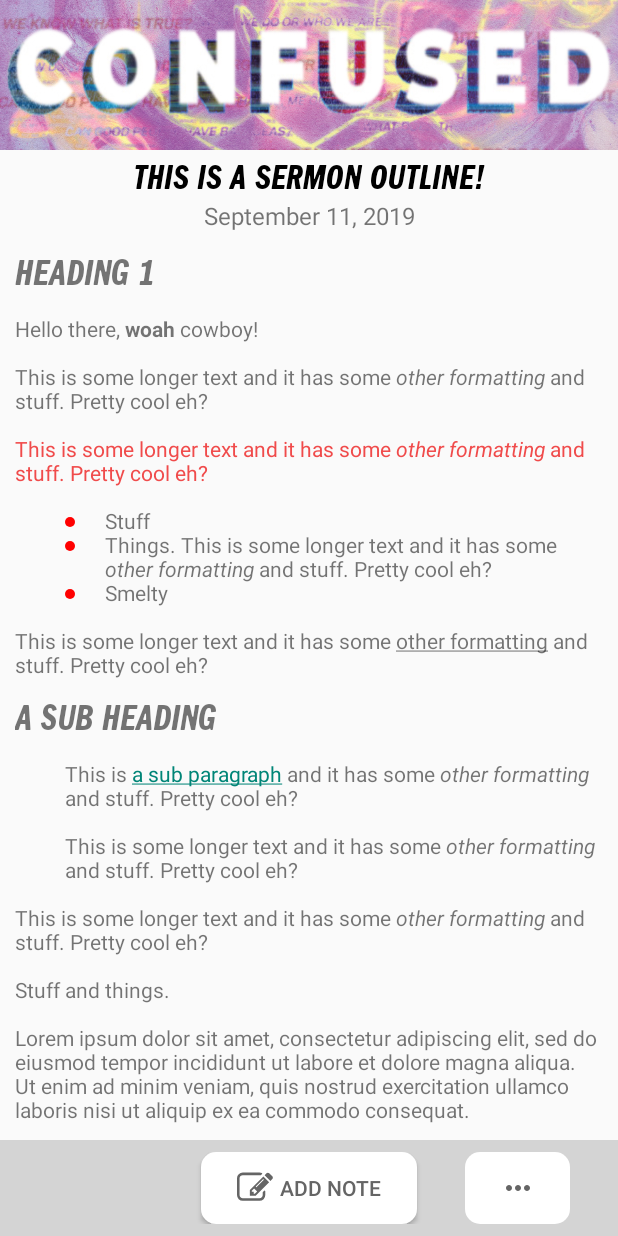
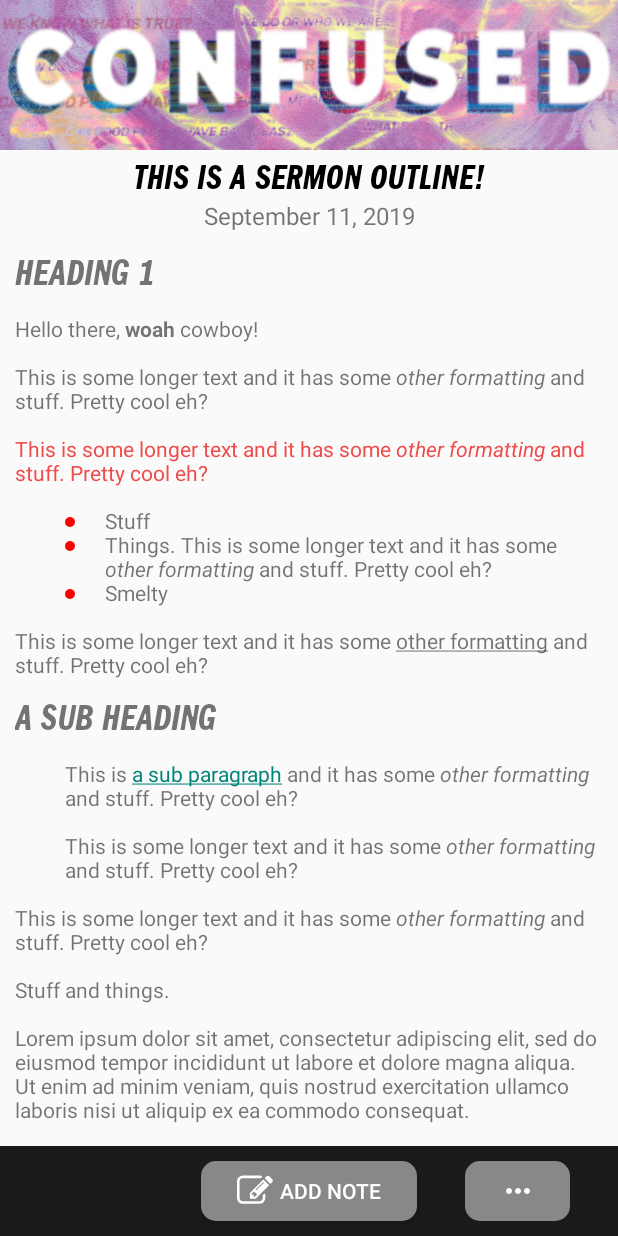
Before and after one commit to ChrissinjinTurner/testNoteApp, an Android app: the screen it shows after launch (MainActivity), on a phone screen of 412 x 824 dp. Run offline under Robolectric (Android 15) with nearby library versions, the phone set to English and light mode, and no system bars.

Commit message:
updated colors

```diff
--- a/app/src/main/java/com/example/notes_test_project/MainActivity.kt
+++ b/app/src/main/java/com/example/notes_test_project/MainActivity.kt
@@ -25,6 +25,7 @@ import test_dialog
 import android.widget.Toast
 import android.text.style.ClickableSpan
 import android.view.*
+import android.widget.PopupMenu
 import android.widget.ScrollView
 import android.widget.TextView
 import androidx.appcompat.app.AlertDialog
@@ -76,6 +77,27 @@ class MainActivity : AppCompatActivity() {
         // This is for the add note button on the bottom of the screen.
         addNoteButton.setOnClickListener {
             openDialog()
+        }
+
+        // the more button which will be used for other features like scanning and sharing maybe?
+        moreButton.setOnClickListener {
+            val popupMenu = PopupMenu(this, moreButton)
+            popupMenu.menuInflater.inflate(R.menu.sermon_outline_more_options, popupMenu.menu)
+            popupMenu.setOnMenuItemClickListener { item: MenuItem? ->
+
+                when (item!!.itemId) {
+                    R.id.shareNotes -> {
+                        Toast.makeText(this@MainActivity, item.title, Toast.LENGTH_SHORT).show()
+                    }
+                    R.id.scanNotes -> {
+                        Toast.makeText(this@MainActivity, item.title, Toast.LENGTH_SHORT).show()
+                    }
+                }
+
+                true
+            }
+
+            popupMenu.show()
         }
     }
 
@@ -130,6 +152,7 @@ class MainActivity : AppCompatActivity() {
             val end = spans.getSpanEnd(it)
 
             Log.d("POS", "Start: $start End: $end")
+            // I could add a check for a clickablespan and then change the text color to change the color of links maybe?
             when {
                 it::class.java == RelativeSizeSpan::class.java -> { // <h1> <h2>...
                     // remove the original span so that we can customize what is put in
--- a/app/src/main/res/drawable/custom_button_grey.xml
+++ b/app/src/main/res/drawable/custom_button_grey.xml
@@ -2,8 +2,8 @@
     android:shape="rectangle">
     <gradient
         android:angle="90"
-        android:startColor="#FFFFFF"
-        android:endColor="#FFFFFF"
+        android:startColor="@color/tabBarForeground"
+        android:endColor="@color/tabBarForeground"
         android:type="linear" />
     <corners android:radius="10dp" />
 </shape>
--- a/app/src/main/res/drawable/ic_more_horiz.xml
+++ /dev/null
@@ -1,5 +0,0 @@
-<vector android:height="24dp" android:tint="#656565"
-    android:viewportHeight="24.0" android:viewportWidth="24.0"
-    android:width="24dp" xmlns:android="http://schemas.android.com/apk/res/android">
-    <path android:fillColor="#FF000000" android:pathData="M6,10c-1.1,0 -2,0.9 -2,2s0.9,2 2,2 2,-0.9 2,-2 -0.9,-2 -2,-2zM18,10c-1.1,0 -2,0.9 -2,2s0.9,2 2,2 2,-0.9 2,-2 -0.9,-2 -2,-2zM12,10c-1.1,0 -2,0.9 -2,2s0.9,2 2,2 2,-0.9 2,-2 -0.9,-2 -2,-2z"/>
-</vector>
--- /dev/null
+++ b/app/src/main/res/drawable/ic_more_icon_horiz.xml
@@ -0,0 +1,5 @@
+<vector android:height="24dp" android:tint="#ffffff"
+    android:viewportHeight="24.0" android:viewportWidth="24.0"
+    android:width="24dp" xmlns:android="http://schemas.android.com/apk/res/android">
+    <path android:fillColor="#ffffff" android:pathData="M6,10c-1.1,0 -2,0.9 -2,2s0.9,2 2,2 2,-0.9 2,-2 -0.9,-2 -2,-2zM18,10c-1.1,0 -2,0.9 -2,2s0.9,2 2,2 2,-0.9 2,-2 -0.9,-2 -2,-2zM12,10c-1.1,0 -2,0.9 -2,2s0.9,2 2,2 2,-0.9 2,-2 -0.9,-2 -2,-2z"/>
+</vector>
--- a/app/src/main/res/drawable/ic_note_icon.xml
+++ b/app/src/main/res/drawable/ic_note_icon.xml
@@ -1,4 +1,4 @@
 <vector android:height="24dp" android:viewportHeight="1792.0"
     android:viewportWidth="1792.0" android:width="24dp" xmlns:android="http://schemas.android.com/apk/res/android">
-    <path android:fillColor="#FF656565" android:pathData="M888,1184l116,-116 -152,-152 -116,116v56h96v96h56zM1328,464q-16,-16 -33,1l-350,350q-17,17 -1,33t33,-1l350,-350q17,-17 1,-33zM1408,1058v190q0,119 -84.5,203.5t-203.5,84.5h-832q-119,0 -203.5,-84.5t-84.5,-203.5v-832q0,-119 84.5,-203.5t203.5,-84.5h832q63,0 117,25 15,7 18,23 3,17 -9,29l-49,49q-14,14 -32,8 -23,-6 -45,-6h-832q-66,0 -113,47t-47,113v832q0,66 47,113t113,47h832q66,0 113,-47t47,-113v-126q0,-13 9,-22l64,-64q15,-15 35,-7t20,29zM1312,320l288,288 -672,672h-288v-288zM1756,452l-92,92 -288,-288 92,-92q28,-28 68,-28t68,28l152,152q28,28 28,68t-28,68z"/>
+    <path android:fillColor="#ffffff" android:pathData="M888,1184l116,-116 -152,-152 -116,116v56h96v96h56zM1328,464q-16,-16 -33,1l-350,350q-17,17 -1,33t33,-1l350,-350q17,-17 1,-33zM1408,1058v190q0,119 -84.5,203.5t-203.5,84.5h-832q-119,0 -203.5,-84.5t-84.5,-203.5v-832q0,-119 84.5,-203.5t203.5,-84.5h832q63,0 117,25 15,7 18,23 3,17 -9,29l-49,49q-14,14 -32,8 -23,-6 -45,-6h-832q-66,0 -113,47t-47,113v832q0,66 47,113t113,47h832q66,0 113,-47t47,-113v-126q0,-13 9,-22l64,-64q15,-15 35,-7t20,29zM1312,320l288,288 -672,672h-288v-288zM1756,452l-92,92 -288,-288 92,-92q28,-28 68,-28t68,28l152,152q28,28 28,68t-28,68z"/>
 </vector>
--- a/app/src/main/res/layout/activity_main.xml
+++ b/app/src/main/res/layout/activity_main.xml
@@ -1,10 +1,8 @@
 <?xml version="1.0" encoding="utf-8"?>
 <androidx.constraintlayout.widget.ConstraintLayout xmlns:android="http://schemas.android.com/apk/res/android"
         xmlns:app="http://schemas.android.com/apk/res-auto"
-        xmlns:tools="http://schemas.android.com/tools"
         android:layout_width="match_parent"
-        android:layout_height="match_parent"
-        tools:context=".MainActivity">
+        android:layout_height="match_parent">
 
     <com.example.notes_test_project.NonFocusingScrollView
             android:layout_width="wrap_content"
@@ -81,7 +79,7 @@
             android:layout_height="wrap_content"
             android:paddingBottom="8dp"
             android:paddingTop="8dp"
-            android:background="#d4d4d4"
+            android:background="@color/tabBarColor"
             app:layout_constraintBottom_toBottomOf="parent"
             app:layout_constraintEnd_toEndOf="parent"
             app:layout_constraintStart_toStartOf="parent">
@@ -89,30 +87,30 @@
         <Button
                 android:id="@+id/addNoteButton"
                 android:layout_width="wrap_content"
-                android:layout_height="wrap_content"
+                android:layout_height="40dp"
                 android:layout_centerHorizontal="true"
+                android:layout_centerVertical="true"
+                android:layout_marginBottom="4dp"
+                android:background="@drawable/custom_button_grey"
+                android:drawableStart="@drawable/ic_note_icon"
+                android:drawablePadding="4dp"
                 android:paddingStart="24dp"
                 android:paddingEnd="24dp"
-                android:drawableStart="@drawable/ic_note_icon"
-                android:drawablePadding="4dp"
-                android:textColor="#656565"
                 android:text="Add note"
-                android:background="@drawable/custom_button_grey" />
+                android:textColor="@color/white" />
 
         <ImageButton
                 android:id="@+id/moreButton"
                 android:layout_width="wrap_content"
                 android:layout_height="wrap_content"
                 android:layout_alignParentEnd="true"
+                android:layout_centerVertical="true"
                 android:layout_toEndOf="@+id/addNoteButton"
                 android:layout_marginStart="32dp"
                 android:layout_marginEnd="32dp"
                 android:background="@drawable/custom_button_grey"
-                android:src="@drawable/ic_more_horiz"
-                android:paddingTop="12dp"
-                android:paddingBottom="12dp"
-                android:paddingStart="4dp"
-                android:paddingEnd="4dp"
+                android:src="@drawable/ic_more_icon_horiz"
+                android:padding="8dp"
                 android:textColor="#656565" />
 
     </RelativeLayout>
--- /dev/null
+++ b/app/src/main/res/menu/sermon_outline_more_options.xml
@@ -0,0 +1,12 @@
+<?xml version="1.0" encoding="utf-8"?>
+<menu xmlns:android="http://schemas.android.com/apk/res/android"
+        xmlns:app="http://schemas.android.com/apk/res-auto">
+    <item android:id="@+id/shareNotes"
+            android:title="Share Notes"
+            android:icon="@drawable/ic_highlight"
+            app:showAsAction="always"/>
+    <item android:id="@+id/scanNotes"
+            android:title="Scan Paper Notes"
+            android:icon="@drawable/ic_highlight"
+            app:showAsAction="always"/>
+</menu>
--- a/app/src/main/res/values/colors.xml
+++ b/app/src/main/res/values/colors.xml
@@ -6,4 +6,6 @@
     <color name="greyColor">#757575</color>
     <color name="blue">#bdd6ff</color>
     <color name="white">#ffffff</color>
+    <color name="tabBarColor">#1A1A1A</color>
+    <color name="tabBarForeground">#888</color>
 </resources>
```
